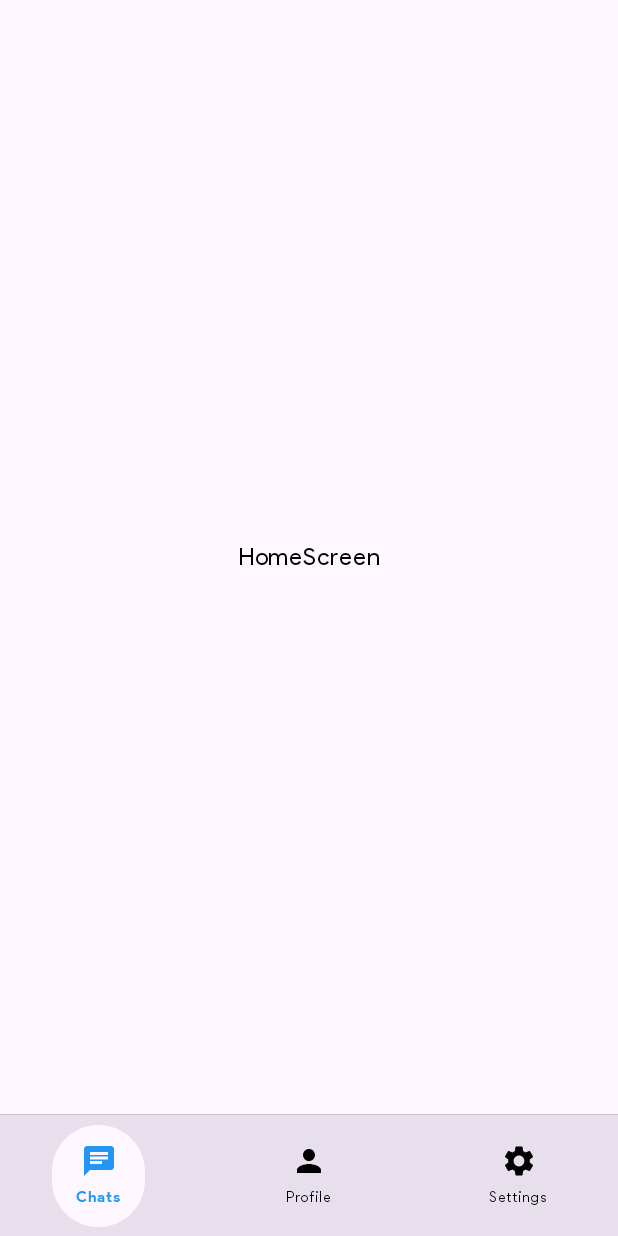
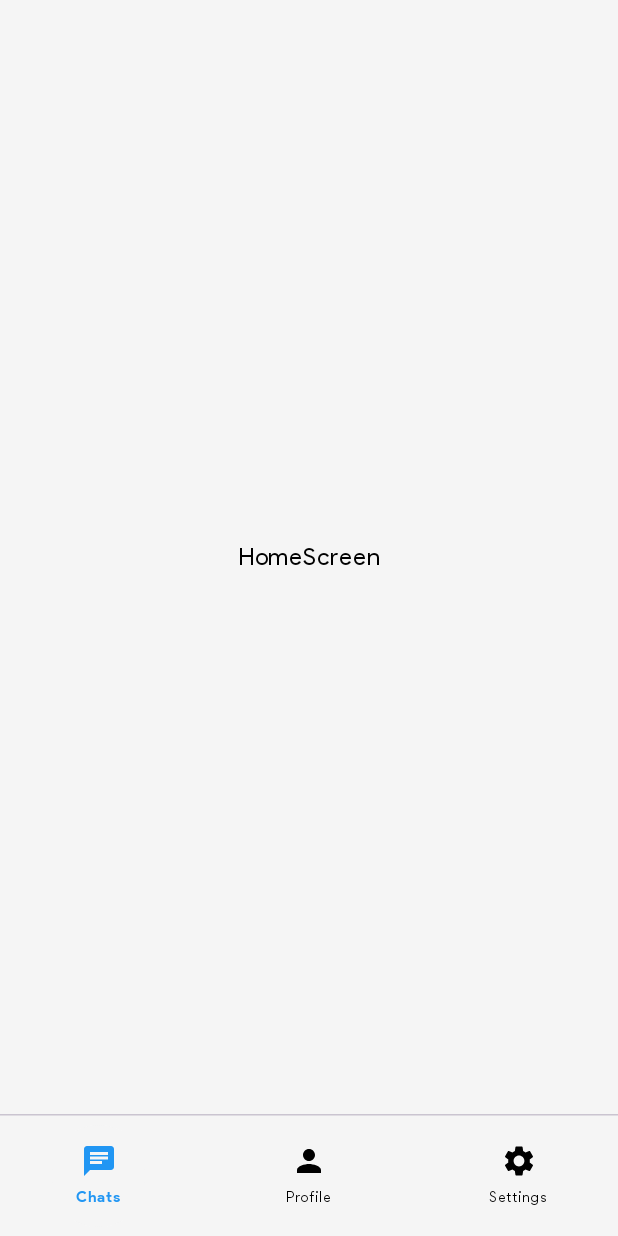
Before and after one commit to HustyIV/Thera, an Android app built with Jetpack Compose: the screen it shows after launch (MainActivity), on a phone screen of 412 x 824 dp. Run offline under Robolectric (Android 15) with nearby library versions, the phone set to English and light mode, and no system bars.

Commit message:
Updated colors

```diff
--- a/app/src/main/java/com/micahnyabuto/thera/ui/theme/Color.kt
+++ b/app/src/main/java/com/micahnyabuto/thera/ui/theme/Color.kt
@@ -2,12 +2,24 @@ package com.micahnyabuto.thera.ui.theme
 
 import androidx.compose.ui.graphics.Color
 
+
+
+val PrimaryColor = Color(0xFF64B5F7)
+val PrimaryLightColor = PrimaryColor.copy(alpha = 0.75f)
+
 val SecondaryColor = Color(0xFF2196F3)
+val SecondaryLightColor = SecondaryColor.copy(alpha = 0.75f)
 
-val Purple80 = Color(0xFFD0BCFF)
-val PurpleGrey80 = Color(0xFFCCC2DC)
-val Pink80 = Color(0xFFEFB8C8)
+val PrimaryTextColor = Color(0xffffffff)
+val SecondaryTextColor = Color(0xff000000)
 
-val Purple40 = Color(0xFF6650a4)
-val PurpleGrey40 = Color(0xFF625b71)
-val Pink40 = Color(0xFF7D5260)
+val SurfaceDark = Color(0xff161616)
+
+val SurfaceLight = Color(0xfff5f5f5)
+
+val BackgroundLightColor = Color(0xfff5f5f5)
+
+val BackgroundDarkColor = Color(0xff101010)
+
+val ErrorColor = Color(0xfff44336)
+val OnErrorColor = Color(0xff000000)
```
